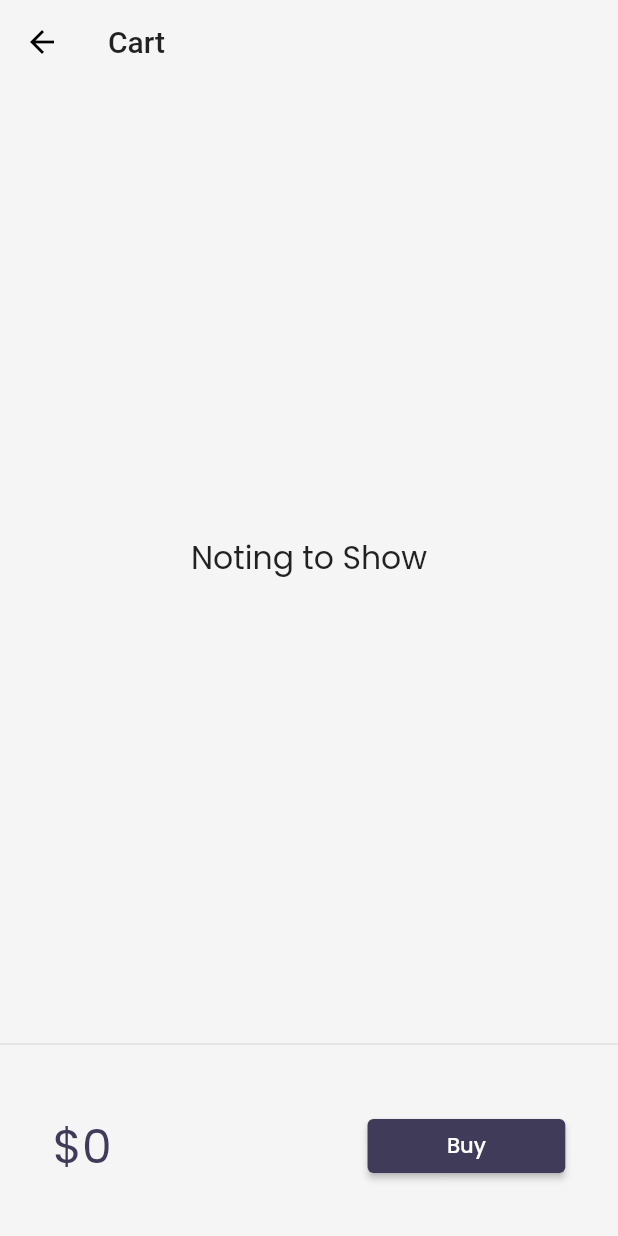
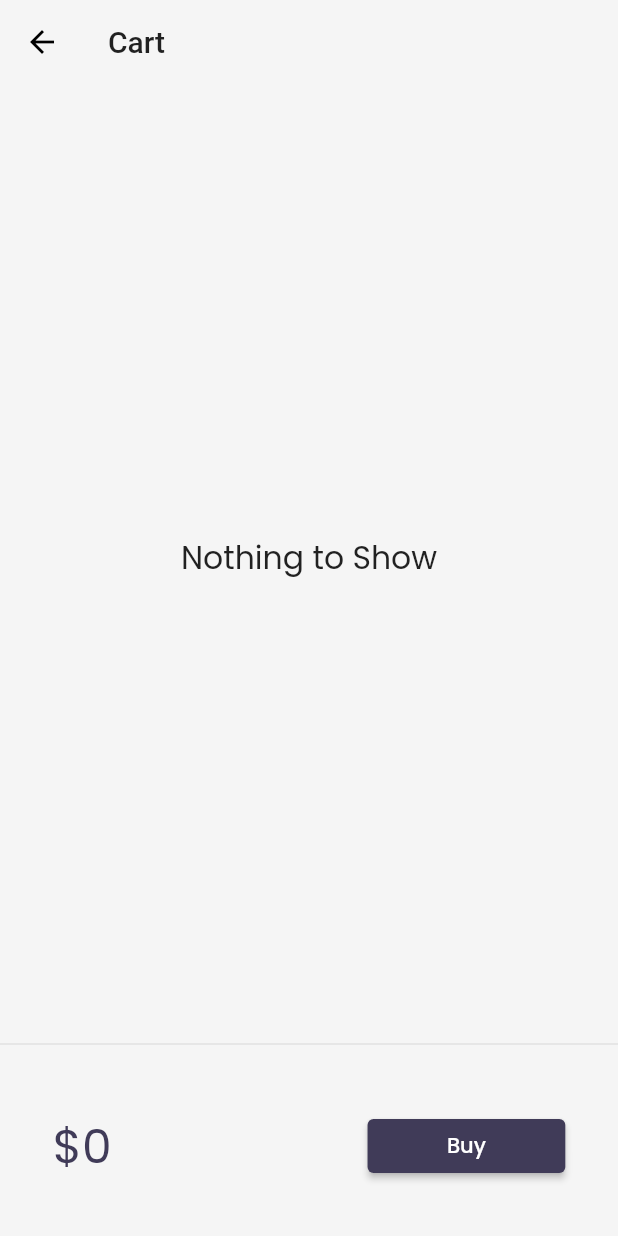
Before and after one commit to Kohina0318/flutter_catalogue_app, a Flutter app: the screen it shows after launch, after a tap on an icon or button, on a phone screen of 412 x 824 dp. Run offline on Flutter 3.47's test engine with Material 2 defaults, Android fonts, the phone set to English and light mode, and no system bars; drawn by our look-alikes of velocity_x; our stand-ins replace google_fonts; network calls fail.

Commit message:
MerGe chapter 24

```diff
--- /dev/null
+++ b/lib/core/store.dart
@@ -0,0 +1,16 @@
+
+import 'package:flutter_cataloge/models/cart.dart';
+import 'package:flutter_cataloge/models/catalog.dart';
+import 'package:velocity_x/velocity_x.dart';
+
+class MyStore extends VxStore{
+ late CatalogModel catalog;
+  late CartModel cart;
+
+ MyStore(){
+    catalog = CatalogModel();
+    cart= CartModel();
+   cart.catalog= catalog;
+  }
+
+}
--- a/lib/main.dart
+++ b/lib/main.dart
@@ -1,12 +1,14 @@
 import "package:flutter/material.dart";
+import 'package:flutter_cataloge/core/store.dart';
 import 'package:flutter_cataloge/pages/cart_page.dart';
 import 'package:flutter_cataloge/utills/routes.dart';
 import 'package:flutter_cataloge/widgets/themes.dart';
+import 'package:velocity_x/velocity_x.dart';
 import 'pages/login_page.dart';
 import 'pages/home_page.dart';
 
 void main() {
-  runApp(const MyApp());
+  runApp(VxState(store: MyStore(), child: MyApp()) );
 }
 
 class MyApp extends StatelessWidget {
--- a/lib/models/cart.dart
+++ b/lib/models/cart.dart
@@ -2,9 +2,9 @@ import 'package:flutter_cataloge/models/catalog.dart';
 
 class CartModel {
  //singletons class
- static final cartModel = CartModel._internal();
-  CartModel._internal();
-   factory CartModel()=>cartModel;
+//  static final cartModel = CartModel._internal();
+//   CartModel._internal();
+//    factory CartModel()=>cartModel;
 
   // catalog field
   late  CatalogModel _catalog;
--- a/lib/models/catalog.dart
+++ b/lib/models/catalog.dart
@@ -2,9 +2,9 @@ import 'dart:convert';
 
 class CatalogModel {
 //singletons class
- static final catalogModel = CatalogModel._internal();
-  CatalogModel._internal();
-   factory CatalogModel()=>catalogModel;
+//  static final catalogModel = CatalogModel._internal();
+//   CatalogModel._internal();
+//    factory CatalogModel()=>catalogModel;
 
 
 
--- a/lib/pages/cart_page.dart
+++ b/lib/pages/cart_page.dart
@@ -1,6 +1,5 @@
 import 'package:flutter/material.dart';
 import 'package:flutter_cataloge/models/cart.dart';
-import 'package:flutter_cataloge/widgets/themes.dart';
 import "package:velocity_x/velocity_x.dart";
 
 class CartPage extends StatelessWidget {
@@ -56,20 +55,13 @@ class _CartTotal extends StatelessWidget {
 }
 
 
-class _CartList extends StatefulWidget {
-  const _CartList({super.key});
-
-  @override
-  State<_CartList> createState() => __CartListState();
-}
-
-class __CartListState extends State<_CartList> {
+class _CartList extends StatelessWidget{
   final _cart = CartModel();
 
   @override
   Widget build(BuildContext context) {
     return _cart.items.isEmpty ?
-    "Noting to Show".text.xl2.makeCentered()
+    "Nothing to Show".text.xl2.makeCentered()
     : ListView.builder(
       itemCount: _cart.items?.length,
       itemBuilder: (context,index)=>ListTile(
@@ -78,9 +70,7 @@ class __CartListState extends State<_CartList> {
           icon: Icon(Icons.remove_circle_outline),
           onPressed: (){
             _cart.remove(_cart.items[index]);
-            setState(() {
 
-            });
           },
           ),
           title: _cart.items[index].name.text.make(),
--- a/lib/pages/home_detail_page.dart
+++ b/lib/pages/home_detail_page.dart
@@ -1,6 +1,5 @@
 import 'package:flutter/material.dart';
 import 'package:flutter_cataloge/widgets/home_widgets/add_to_cart.dart';
-import 'package:flutter_cataloge/widgets/themes.dart';
 import "package:velocity_x/velocity_x.dart";
 
 import '../models/catalog.dart';
--- a/lib/pages/home_page.dart
+++ b/lib/pages/home_page.dart
@@ -4,7 +4,6 @@ import "package:flutter/material.dart";
 import "package:flutter/services.dart";
 import 'package:flutter_cataloge/models/catalog.dart';
 import "package:flutter_cataloge/utills/routes.dart";
-import "package:flutter_cataloge/widgets/themes.dart";
 import "package:velocity_x/velocity_x.dart";
 import '../widgets/home_widgets/catalog_header.dart';
 import '../widgets/home_widgets/catalog_list.dart';
--- a/lib/widgets/home_widgets/catalog_header.dart
+++ b/lib/widgets/home_widgets/catalog_header.dart
@@ -1,6 +1,5 @@
 import 'package:flutter/material.dart';
 import "package:velocity_x/velocity_x.dart";
-import '../themes.dart';
 class CatalogHeader extends StatelessWidget {
   @override
   Widget build(BuildContext context) {
--- a/lib/widgets/home_widgets/catalog_image.dart
+++ b/lib/widgets/home_widgets/catalog_image.dart
@@ -1,6 +1,5 @@
 import 'package:flutter/material.dart';
 import "package:velocity_x/velocity_x.dart";
-import '../themes.dart';
 
 class CatalogImage extends StatelessWidget {
   final String image;
--- a/lib/widgets/home_widgets/catalog_list.dart
+++ b/lib/widgets/home_widgets/catalog_list.dart
@@ -1,10 +1,8 @@
 import 'package:flutter/material.dart';
-import 'package:flutter_cataloge/models/cart.dart';
 import 'package:flutter_cataloge/pages/home_detail_page.dart';
 import 'package:flutter_cataloge/widgets/home_widgets/add_to_cart.dart';
 import "package:velocity_x/velocity_x.dart";
 import '../../models/catalog.dart';
-import '../themes.dart';
 import 'catalog_image.dart';
 
 class CatalogList extends StatelessWidget {
```
Also changed, not shown: lib/widgets/home_widgets/add_to_cart.dart (+5 -12 lines).
